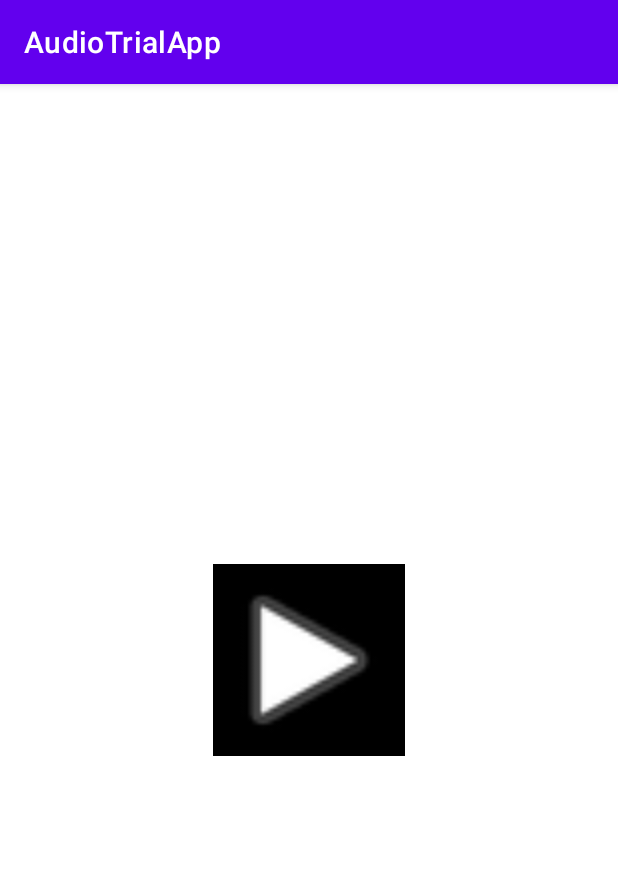
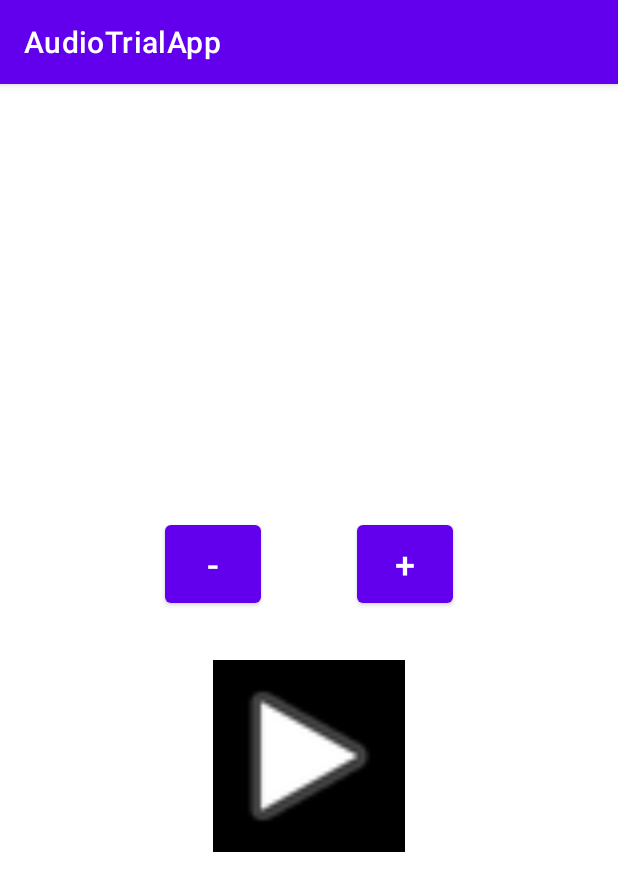
Before and after one commit to android-repo-sink/audioTrialApp, an Android app: the screen it shows after launch (MainActivity), on a phone screen of 412 x 824 dp. Shown: the top 891 px of the screen. Run offline under Robolectric (Android 15) with nearby library versions, the phone set to English and light mode, and no system bars.

Commit message:
UI for volume control

```diff
--- a/app/src/main/java/com/example/android/audiotrialapp/MainActivity.java
+++ b/app/src/main/java/com/example/android/audiotrialapp/MainActivity.java
@@ -5,6 +5,7 @@ import androidx.appcompat.app.AppCompatActivity;
 import android.media.MediaPlayer;
 import android.os.Bundle;
 
+import android.view.View;
 import android.widget.ImageView;
 
 public class MainActivity extends AppCompatActivity {
@@ -31,4 +32,10 @@ public class MainActivity extends AppCompatActivity {
             }
         });
     }
+
+    public void addVolume(View view) {
+    }
+
+    public void decreaseVolume(View view) {
+    }
 }
--- a/app/src/main/res/layout/activity_main.xml
+++ b/app/src/main/res/layout/activity_main.xml
@@ -8,6 +8,29 @@
     android:orientation="vertical"
     tools:context=".MainActivity">
 
+    <LinearLayout
+        android:layout_width="wrap_content"
+        android:layout_height="wrap_content"
+        android:orientation="horizontal">
+
+        <Button
+            android:layout_width="64dp"
+            android:layout_height="64dp"
+            android:layout_margin="32dp"
+            android:onClick="addVolume"
+            android:text="-"
+            android:textSize="24sp" />
+
+        <Button
+            android:layout_width="64dp"
+            android:layout_height="64dp"
+            android:layout_margin="32dp"
+            android:onClick="decreaseVolume"
+            android:text="+"
+            android:textSize="24sp" />
+
+    </LinearLayout>
+
     <ImageView
         android:id="@+id/playButton"
         android:layout_width="128dp"
```
